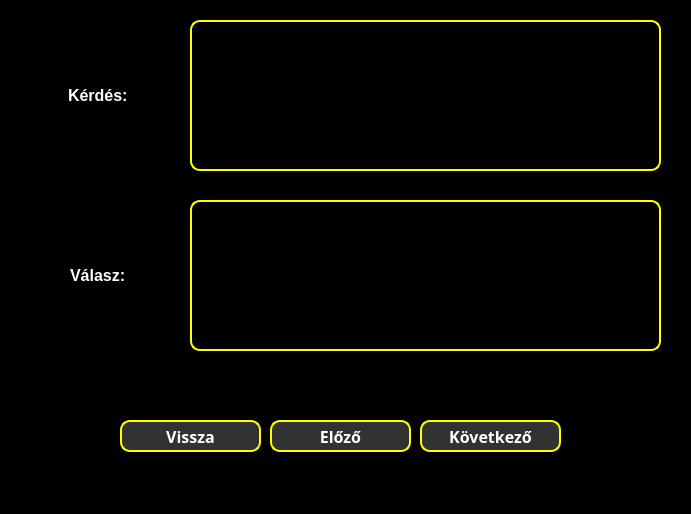
Qt form src/main/resources/ui/highcontrast/highContrastSolutionScreen.ui (pkristof1999/Szakdolgozat) before a commit.
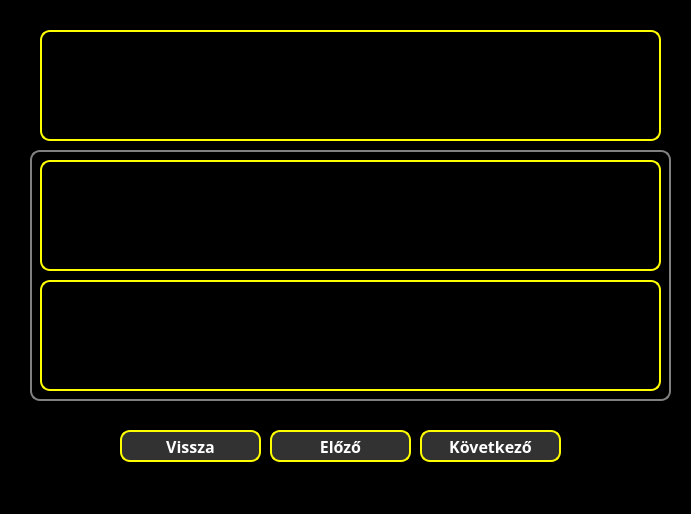
The same form after that commit.

Patch:
```diff
--- a/src/main/resources/ui/highcontrast/highContrastSolutionScreen.ui
+++ b/src/main/resources/ui/highcontrast/highContrastSolutionScreen.ui
@@ -41,7 +41,7 @@
      <property name="geometry">
       <rect>
        <x>420</x>
-       <y>420</y>
+       <y>430</y>
        <width>141</width>
        <height>32</height>
       </rect>
@@ -76,10 +76,10 @@
      </property>
      <property name="geometry">
       <rect>
-       <x>190</x>
-       <y>20</y>
-       <width>471</width>
-       <height>151</height>
+       <x>40</x>
+       <y>30</y>
+       <width>621</width>
+       <height>111</height>
       </rect>
      </property>
      <property name="font">
@@ -120,7 +120,7 @@
      <property name="geometry">
       <rect>
        <x>120</x>
-       <y>420</y>
+       <y>430</y>
        <width>141</width>
        <height>32</height>
       </rect>
@@ -153,7 +153,7 @@
      <property name="geometry">
       <rect>
        <x>270</x>
-       <y>420</y>
+       <y>430</y>
        <width>141</width>
        <height>32</height>
       </rect>
@@ -182,40 +182,96 @@
       <string>Előző</string>
      </property>
     </widget>
-    <widget class="QLabel" name="questionLabel">
+    <widget class="QLabel" name="answerBox">
+     <property name="enabled">
+      <bool>true</bool>
+     </property>
      <property name="geometry">
       <rect>
-       <x>68</x>
-       <y>60</y>
-       <width>101</width>
-       <height>71</height>
+       <x>30</x>
+       <y>150</y>
+       <width>641</width>
+       <height>251</height>
       </rect>
      </property>
+     <property name="font">
+      <font>
+       <family>Corbel</family>
+       <pointsize>12</pointsize>
+       <bold>true</bold>
+      </font>
+     </property>
+     <property name="layoutDirection">
+      <enum>Qt::LeftToRight</enum>
+     </property>
      <property name="styleSheet">
       <string notr="true">* {
-	color: white;
+	border: 2px solid grey;
+	border-radius: 10px;
+	font-size: 12pt;
+	color: grey;
 }</string>
      </property>
+     <property name="frameShape">
+      <enum>QFrame::NoFrame</enum>
+     </property>
      <property name="text">
-      <string>Kérdés:</string>
+      <string/>
+     </property>
+     <property name="textFormat">
+      <enum>Qt::PlainText</enum>
+     </property>
+     <property name="scaledContents">
+      <bool>true</bool>
+     </property>
+     <property name="alignment">
+      <set>Qt::AlignCenter</set>
      </property>
     </widget>
-    <widget class="QLabel" name="answerLabel">
+    <widget class="QLabel" name="userAnswerField">
+     <property name="enabled">
+      <bool>true</bool>
+     </property>
      <property name="geometry">
       <rect>
-       <x>70</x>
-       <y>240</y>
-       <width>101</width>
-       <height>71</height>
+       <x>40</x>
+       <y>280</y>
+       <width>621</width>
+       <height>111</height>
       </rect>
      </property>
+     <property name="font">
+      <font>
+       <family>Corbel</family>
+       <pointsize>12</pointsize>
+       <bold>true</bold>
+      </font>
+     </property>
+     <property name="layoutDirection">
+      <enum>Qt::LeftToRight</enum>
+     </property>
      <property name="styleSheet">
       <string notr="true">* {
+	border: 2px solid yellow;
+	border-radius: 10px;
+	font-size: 12pt;
 	color: white;
 }</string>
      </property>
+     <property name="frameShape">
+      <enum>QFrame::NoFrame</enum>
+     </property>
      <property name="text">
-      <string>Válasz:</string>
+      <string/>
+     </property>
+     <property name="textFormat">
+      <enum>Qt::PlainText</enum>
+     </property>
+     <property name="scaledContents">
+      <bool>true</bool>
+     </property>
+     <property name="alignment">
+      <set>Qt::AlignCenter</set>
      </property>
     </widget>
     <widget class="QLabel" name="answerField">
@@ -224,10 +280,10 @@
      </property>
      <property name="geometry">
       <rect>
-       <x>190</x>
-       <y>200</y>
-       <width>471</width>
-       <height>151</height>
+       <x>40</x>
+       <y>160</y>
+       <width>621</width>
+       <height>111</height>
       </rect>
      </property>
      <property name="font">
```
